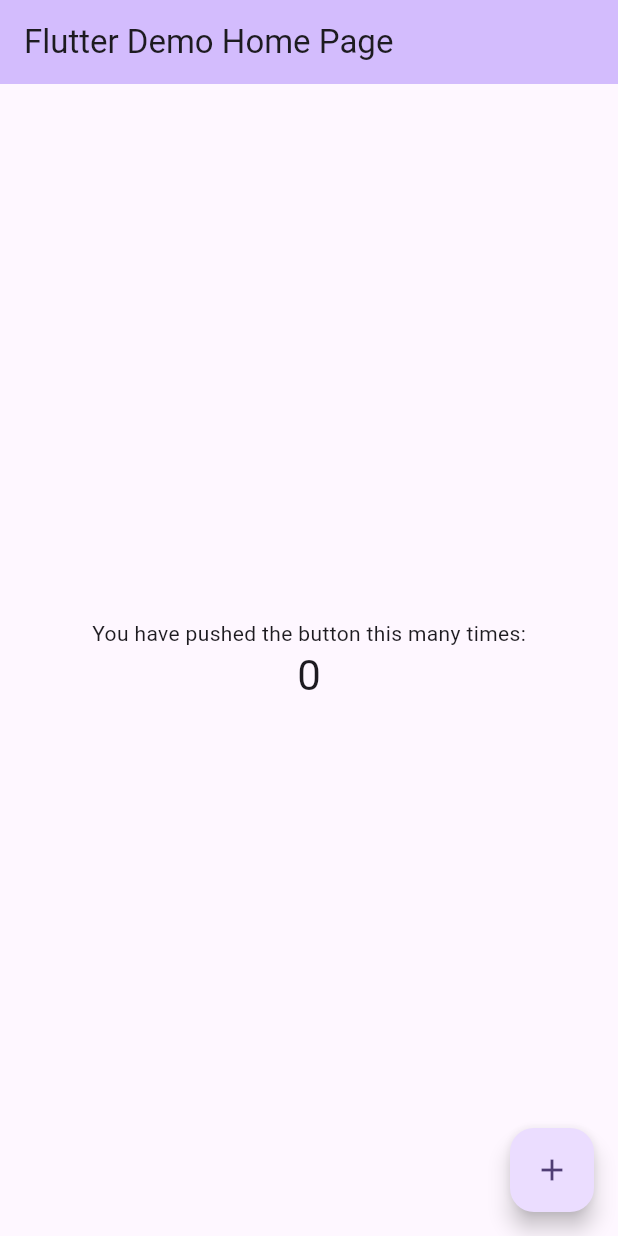
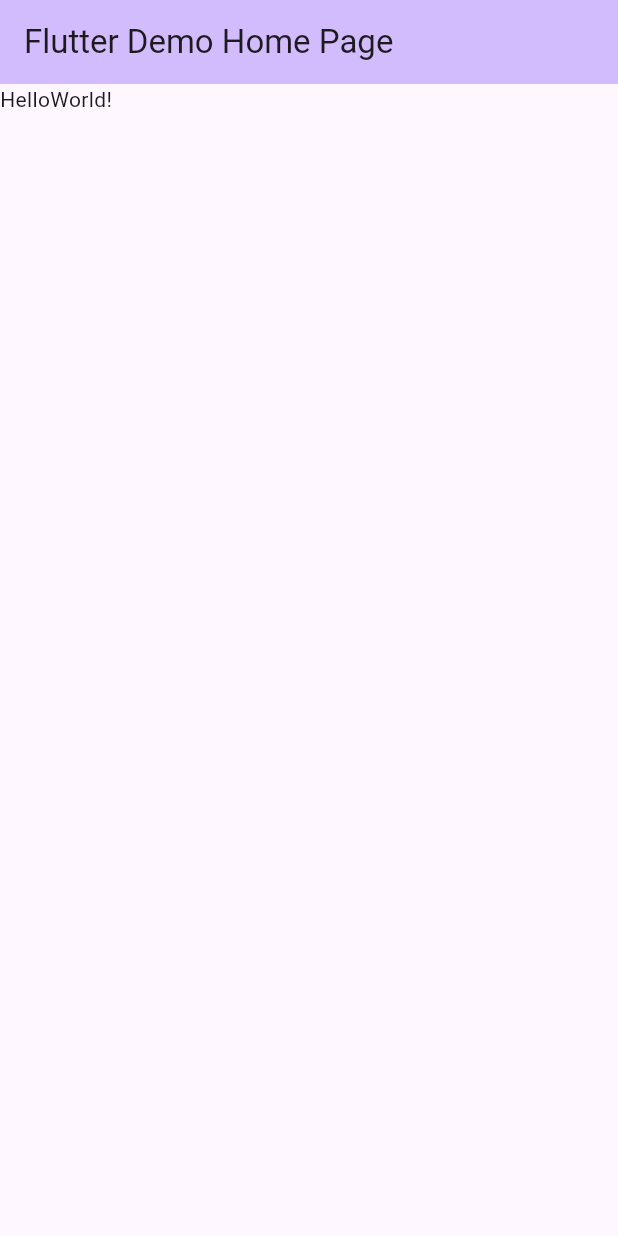
Before and after one commit to j-o-lantern0422/flutter-prac, a Flutter app: the screen it shows after launch, on a phone screen of 412 x 824 dp. Run offline on Flutter 3.47's test engine with Material 2 defaults, Android fonts, the phone set to English and light mode, and no system bars.

Commit message:
step 2-1

```diff
--- a/lib/main.dart
+++ b/lib/main.dart
@@ -55,71 +55,14 @@ class MyHomePage extends StatefulWidget {
 }
 
 class _MyHomePageState extends State<MyHomePage> {
-  int _counter = 0;
-
-  void _incrementCounter() {
-    setState(() {
-      // This call to setState tells the Flutter framework that something has
-      // changed in this State, which causes it to rerun the build method below
-      // so that the display can reflect the updated values. If we changed
-      // _counter without calling setState(), then the build method would not be
-      // called again, and so nothing would appear to happen.
-      _counter++;
-    });
-  }
-
   @override
   Widget build(BuildContext context) {
-    // This method is rerun every time setState is called, for instance as done
-    // by the _incrementCounter method above.
-    //
-    // The Flutter framework has been optimized to make rerunning build methods
-    // fast, so that you can just rebuild anything that needs updating rather
-    // than having to individually change instances of widgets.
     return Scaffold(
       appBar: AppBar(
-        // TRY THIS: Try changing the color here to a specific color (to
-        // Colors.amber, perhaps?) and trigger a hot reload to see the AppBar
-        // change color while the other colors stay the same.
         backgroundColor: Theme.of(context).colorScheme.inversePrimary,
-        // Here we take the value from the MyHomePage object that was created by
-        // the App.build method, and use it to set our appbar title.
         title: Text(widget.title),
       ),
-      body: Center(
-        // Center is a layout widget. It takes a single child and positions it
-        // in the middle of the parent.
-        child: Column(
-          // Column is also a layout widget. It takes a list of children and
-          // arranges them vertically. By default, it sizes itself to fit its
-          // children horizontally, and tries to be as tall as its parent.
-          //
-          // Column has various properties to control how it sizes itself and
-          // how it positions its children. Here we use mainAxisAlignment to
-          // center the children vertically; the main axis here is the vertical
-          // axis because Columns are vertical (the cross axis would be
-          // horizontal).
-          //
-          // TRY THIS: Invoke "debug painting" (choose the "Toggle Debug Paint"
-          // action in the IDE, or press "p" in the console), to see the
-          // wireframe for each widget.
-          mainAxisAlignment: MainAxisAlignment.center,
-          children: <Widget>[
-            const Text(
-              'You have pushed the button this many times:',
-            ),
-            Text(
-              '$_counter',
-              style: Theme.of(context).textTheme.headlineMedium,
-            ),
-          ],
-        ),
-      ),
-      floatingActionButton: FloatingActionButton(
-        onPressed: _incrementCounter,
-        tooltip: 'Increment',
-        child: const Icon(Icons.add),
-      ), // This trailing comma makes auto-formatting nicer for build methods.
+      body: Text("HelloWorld!"),
     );
   }
 }
```
